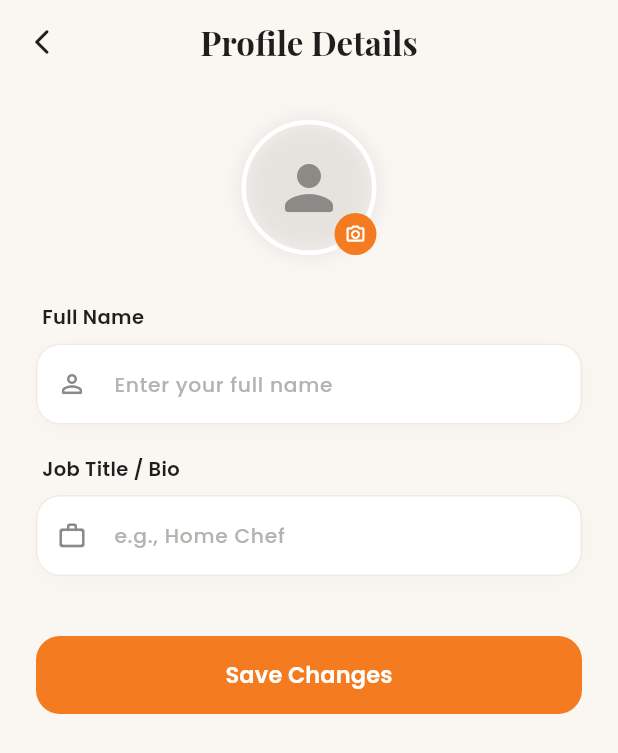
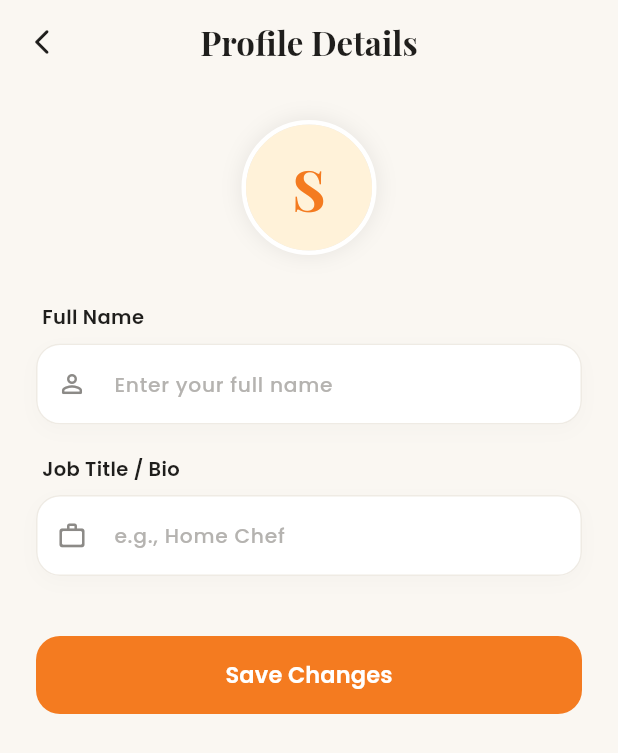
Before and after one commit to sreejithcs007/receipely, a Flutter app: the SettingsScreen screen opened by its route, after a tap on "Profile Details", on a phone screen of 412 x 824 dp. Shown: the top 753 px of the screen. Run offline on Flutter 3.47's test engine with Material 3 defaults, Android fonts, the phone set to English and light mode, and no system bars; our stand-ins replace cached_network_image, connectivity_plus, envied, equatable, flutter_bloc, flutter_secure_storage and 5 more; missing offline and left inert: universal_breakpoints; accounts and stored records are empty; generated files the repository leaves out were written again.

Commit message:
feat: implement settings and profile screens with navigation and profile management logic

```diff
--- a/lib/modules/settings/ui/screens/settings_screen.dart
+++ b/lib/modules/settings/ui/screens/settings_screen.dart
@@ -156,54 +156,6 @@ class _SettingsScreenState extends State<SettingsScreen> {
             ),
           ]),
 
-          const SizedBox(height: 28),
-
-          // ── Preferences Category ────────────────────────────────────────────
-          _buildCategoryHeader('App Preferences'),
-          const SizedBox(height: 12),
-          _buildGroupContainer([
-            // Push Notifications Switch
-            ListTile(
-              leading: const Icon(Icons.notifications_none_rounded, color: Color(0xFF8C8A87)),
-              title: Text(
-                'Push Notifications',
-                style: GoogleFonts.poppins(fontSize: 14.5, fontWeight: FontWeight.w500, color: const Color(0xFF1F1E1C)),
-              ),
-              trailing: Switch(
-                value: state.pushNotifications,
-                activeTrackColor: const Color(0xFFFFE0A3),
-                activeThumbColor: const Color(0xFFF47B20),
-                onChanged: (value) {
-                  context.read<SettingsBloc>().add(TogglePushNotifications());
-                },
-              ),
-            ),
-            const Divider(color: Color(0xFFEFEBE4), height: 1),
-            // Newsletter Switch
-            ListTile(
-              leading: const Icon(Icons.mail_outline_rounded, color: Color(0xFF8C8A87)),
-              title: Text(
-                'Email Newsletters',
-                style: GoogleFonts.poppins(fontSize: 14.5, fontWeight: FontWeight.w500, color: const Color(0xFF1F1E1C)),
-              ),
-              trailing: Switch(
-                value: state.emailNewsletters,
-                activeTrackColor: const Color(0xFFFFE0A3),
-                activeThumbColor: const Color(0xFFF47B20),
-                onChanged: (value) {
-                  context.read<SettingsBloc>().add(ToggleEmailNewsletters());
-                },
-              ),
-            ),
-            const Divider(color: Color(0xFFEFEBE4), height: 1),
-            // Theme Mode
-            _buildSettingTile(
-              icon: Icons.dark_mode_outlined,
-              title: 'Theme Mode',
-              subtitle: state.activeTheme.toUpperCase(),
-              onTap: () => _showThemeSelector(context),
-            ),
-          ]),
 
           const SizedBox(height: 28),
 
@@ -360,19 +312,6 @@ class _SettingsScreenState extends State<SettingsScreen> {
     );
   }
 
-  void _showThemeSelector(BuildContext context) {
-    showDialog(
-      context: context,
-      builder: (dialogContext) {
-        return AppThemeDialog(
-          onSelect: (theme) {
-            context.read<SettingsBloc>().add(UpdateThemeMode(theme));
-          },
-        );
-      },
-    );
-  }
-
   // ── Profile Details edit sub-view ─────────────────────────────────────────
   Widget _buildProfileDetailsView(BuildContext context, SettingsState state) {
     return SingleChildScrollView(
@@ -382,9 +321,7 @@ class _SettingsScreenState extends State<SettingsScreen> {
         crossAxisAlignment: CrossAxisAlignment.start,
         children: [
           Center(
-            child: Stack(
-              children: [
-                Container(
+            child: Container(
               width: 90,
               height: 90,
               decoration: BoxDecoration(
@@ -397,32 +334,20 @@ class _SettingsScreenState extends State<SettingsScreen> {
                   ),
                 ],
               ),
-                  child: const ClipOval(
-                    child: Icon(
-                      Icons.person_rounded,
-                      color: Color(0xFF8C8A87),
-                      size: 48,
+              child: ClipOval(
+                child: Container(
+                  color: const Color(0xFFFFF2D9),
+                  alignment: Alignment.center,
+                  child: Text(
+                    state.name.trim().isNotEmpty ? state.name.trim()[0].toUpperCase() : 'S',
+                    style: GoogleFonts.playfairDisplay(
+                      fontSize: 38,
+                      fontWeight: FontWeight.w700,
+                      color: const Color(0xFFF47B20),
                     ),
                   ),
                 ),
-                Positioned(
-                  bottom: 0,
-                  right: 0,
-                  child: Container(
-                    width: 28,
-                    height: 28,
-                    decoration: const BoxDecoration(
-                      shape: BoxShape.circle,
-                      color: Color(0xFFF47B20),
               ),
-                    child: const Icon(
-                      Icons.camera_alt_outlined,
-                      color: Colors.white,
-                      size: 14,
-                    ),
-                  ),
-                ),
-              ],
             ),
           ),
           const SizedBox(height: 32),
```
Also changed, not shown: lib/modules/profile/ui/screens/profile_screen.dart (+0 -25 lines). Lines whose indentation alone changed are shown as unchanged.
